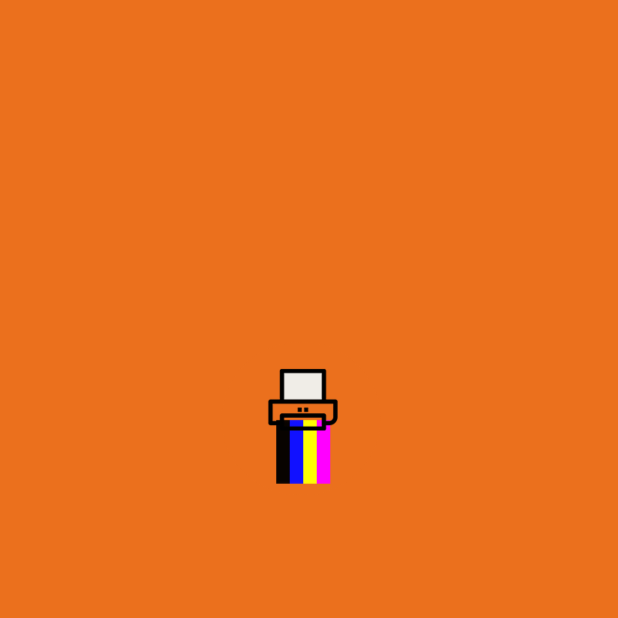
After one commit to mvvitor/ProjetoSQLite, an Android app: the SplashActivity screen opened directly, with no data from a screen before it, on a phone screen of 412 x 824 dp, the top half of it. The commit adds this screen. Run offline under Robolectric (Android 15) with nearby library versions, the phone set to English and light mode, and no system bars.

Commit message:
corrigindo erros e add splash e logo

```diff
--- a/app/src/main/AndroidManifest.xml
+++ b/app/src/main/AndroidManifest.xml
@@ -10,7 +10,7 @@
         android:supportsRtl="true"
         android:theme="@style/AppTheme">
         <activity
-            android:name=".MainActivity"
+            android:name=".SplashActivity"
             android:theme="@style/temaSemBarra">
             <intent-filter>
                 <action android:name="android.intent.action.MAIN" />
@@ -19,6 +19,9 @@
             </intent-filter>
         </activity>
         <activity
+            android:name=".MainActivity"
+            android:theme="@style/temaSemBarra" />
+        <activity
             android:name=".TonerActivity"
             android:theme="@style/temaSemBarra" />
     </application>
--- /dev/null
+++ b/app/src/main/java/com/example/sqlitetecia/SplashActivity.java
@@ -0,0 +1,25 @@
+package com.example.sqlitetecia;
+
+import androidx.appcompat.app.AppCompatActivity;
+
+import android.content.Intent;
+import android.os.Bundle;
+import android.os.Handler;
+
+public class SplashActivity extends AppCompatActivity {
+
+    @Override
+    protected void onCreate(Bundle savedInstanceState) {
+        super.onCreate(savedInstanceState);
+        setContentView(R.layout.splash_layout);
+        //metódo para abrir uma janela sem click
+        Handler handler = new Handler();
+        handler.postDelayed(new Runnable() {
+            @Override
+            public void run() {
+                startActivity(new Intent(getApplicationContext(), MainActivity.class));
+                finish();
+            }
+        }, 3000);
+    }
+}
--- /dev/null
+++ b/app/src/main/res/layout/splash_layout.xml
@@ -0,0 +1,25 @@
+<?xml version="1.0" encoding="utf-8"?>
+<LinearLayout xmlns:android="http://schemas.android.com/apk/res/android"
+    xmlns:app="http://schemas.android.com/apk/res-auto"
+    xmlns:tools="http://schemas.android.com/tools"
+    android:layout_width="match_parent"
+    android:layout_height="match_parent"
+    android:background="#EB701D"
+    android:orientation="vertical"
+    tools:context=".SplashActivity">
+
+    <LinearLayout
+        android:layout_width="wrap_content"
+        android:layout_height="wrap_content"
+        android:layout_gravity="center_horizontal"
+        tools:ignore="UselessParent">
+
+        <ImageView
+            android:layout_width="150dp"
+            android:layout_height="150dp"
+            android:layout_marginTop="200dp"
+            android:src="@drawable/logo"
+            android:contentDescription="@string/logo" />
+    </LinearLayout>
+
+</LinearLayout>
--- a/app/src/main/res/values/styles.xml
+++ b/app/src/main/res/values/styles.xml
@@ -9,8 +9,8 @@
 
     <style name="temaSemBarra" parent="Theme.AppCompat.Light.NoActionBar">
         <!-- Customize your theme here. -->
-        <item name="colorPrimary">@color/colorPrimary</item>
-        <item name="colorPrimaryDark">@color/colorPrimaryDark</item>
-        <item name="colorAccent">@color/colorAccent</item>
+        <item name="colorPrimary">#FF5722</item>
+        <item name="colorPrimaryDark">#FB4800</item>
+        <item name="colorAccent">#EC4909</item>
     </style>
 </resources>
```
Also changed, not shown: app/src/main/java/com/example/sqlitetecia/TonerAdapter.java (+7 -5 lines), app/src/main/res/values/strings.xml (+8 -12 lines), app/src/main/res/drawable/logo.png (added).
